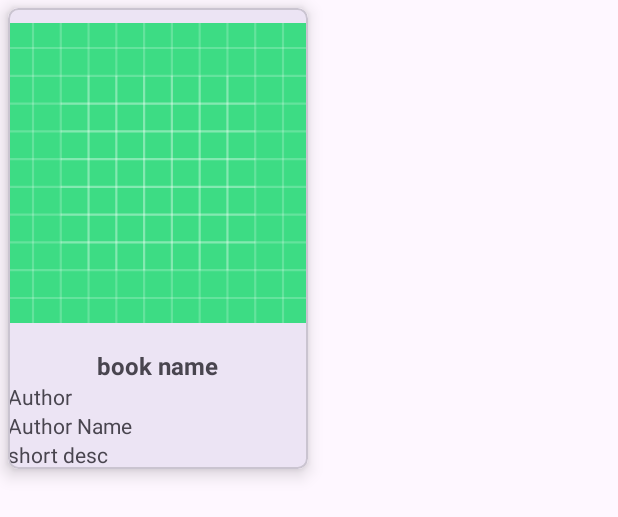
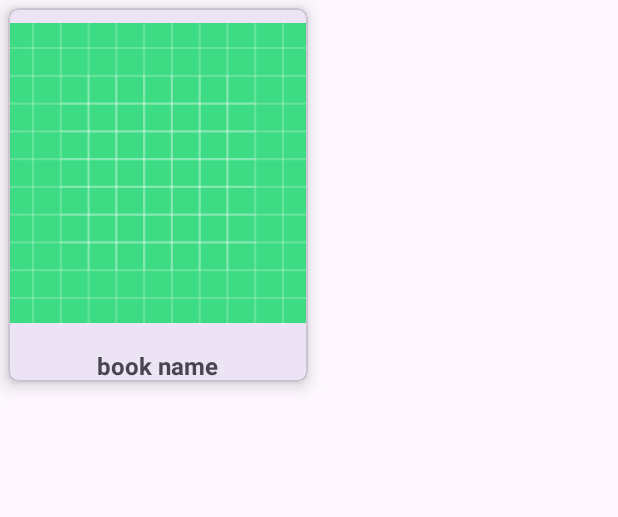
Before and after one commit to mulugetaxcvi/ExpandableCardViewRecycler, an Android app: the layout list_item_book.xml on its own in the app's theme, with its tools: preview values and no code run, on a phone screen of 412 x 824 dp. Shown: the top 517 px of the screen. Run offline under Robolectric (Android 15) with nearby library versions, the phone set to English and light mode, and no system bars.

Commit message:
expandable recycler view with cardview

```diff
--- a/app/src/main/res/layout/list_item_book.xml
+++ b/app/src/main/res/layout/list_item_book.xml
@@ -38,7 +38,9 @@
         <RelativeLayout
             android:layout_width="match_parent"
             android:layout_height="wrap_content"
-            android:layout_below="@id/collapsedLayout">
+            android:layout_below="@id/collapsedLayout"
+            android:id="@+id/expandedLayout"
+            android:visibility="gone">
             <TextView
                 android:layout_width="wrap_content"
                 android:layout_height="wrap_content"
@@ -56,7 +58,13 @@
                 android:id="@+id/shortDesc"
                 android:layout_below="@id/txtAuthorName"
                 android:text="short desc"/>
-
+            <ImageView
+                android:layout_width="wrap_content"
+                android:layout_height="wrap_content"
+                android:src="@drawable/ic_up"
+                android:layout_below="@id/shortDesc"
+                android:layout_alignParentEnd="true"
+                android:id="@+id/btnUp"/>
         </RelativeLayout>
     </RelativeLayout>
 
```
